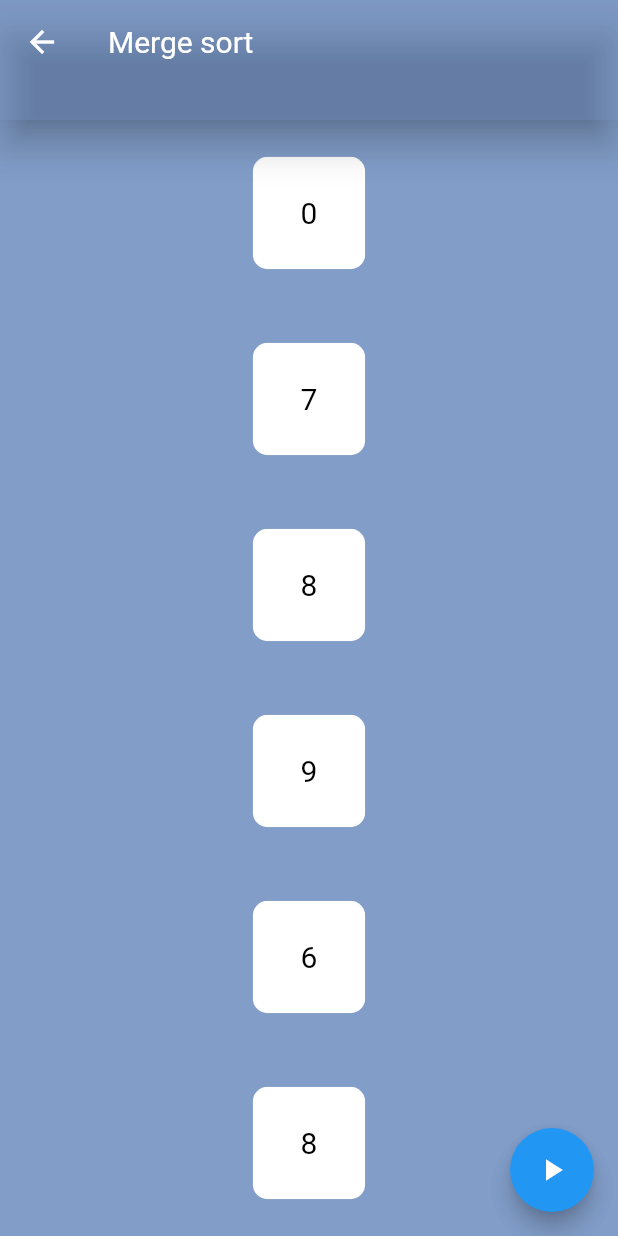
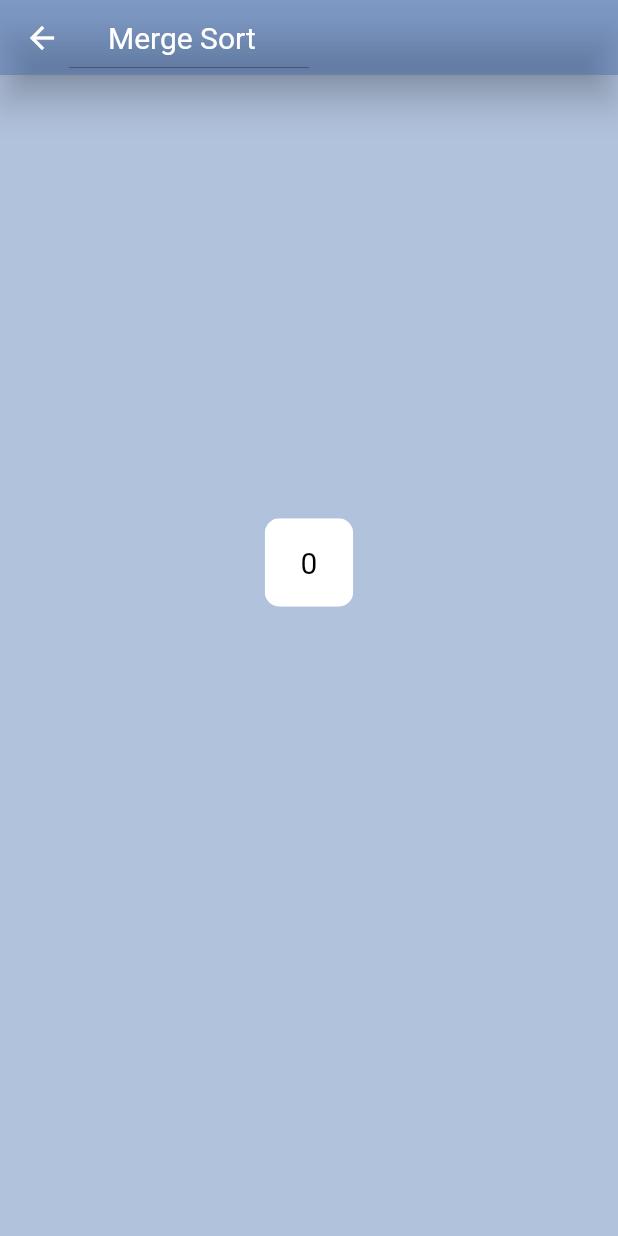
Before and after one commit to ted-marozzi/alg-io, a Flutter app: the AnimatedMergeSort screen opened by its route, on a phone screen of 412 x 824 dp. Run offline on Flutter 3.47's test engine with Material 2 defaults, Android fonts, the phone set to English and light mode, and no system bars; our stand-ins replace google_fonts; Roboto replaces fonts that are missing (Ubuntu).

Commit message:
Got a box moving

```diff
--- a/lib/main.dart
+++ b/lib/main.dart
@@ -14,7 +14,7 @@ Widget appBar(BuildContext context, String text) {
     color: Colors.white,
   );
   return PreferredSize(
-    preferredSize: Size.fromHeight(80),
+    preferredSize: Size.fromHeight(50),
     child: AppBar(
         elevation: 10,
         backgroundColor: Theme.of(context).backgroundColor,
@@ -22,8 +22,10 @@ Widget appBar(BuildContext context, String text) {
           child: Text(
             text,
             style: titleFont,
+            textAlign: TextAlign.center,
           ),
-        )),
+        )
+    ),
   );
 }
 
@@ -232,55 +234,68 @@ class _SortingAlgScreenState extends State<SortingAlgScreen> {
 }
 
 class AnimatedMergeSort extends StatefulWidget {
+  AnimatedMergeSort({Key key}) : super(key: key);
+
   @override
   _AnimatedMergeSortState createState() => _AnimatedMergeSortState();
 }
 
-Widget mergeSort() {
-  return null;
-}
+class _AnimatedMergeSortState extends State<AnimatedMergeSort>
+    with SingleTickerProviderStateMixin {
+  AnimationController _controller;
 
-class _AnimatedMergeSortState extends State<AnimatedMergeSort> {
   List<Widget> arrayBoxes = [];
   Random rng = new Random();
+
   @override
   void initState() {
     super.initState();
 
-    for (int i = 0; i < 6; i++) {
-      arrayBoxes.add(arrayBox(rng.nextInt(10)));
-    }
+    _controller = AnimationController(
+      duration: const Duration(seconds: 2),
+      vsync: this,
+    )..repeat(reverse: true);
+  }
+
+  @override
+  void dispose() {
+    _controller.dispose();
+    super.dispose();
   }
 
   @override
   Widget build(BuildContext context) {
+    double screenWidth = MediaQuery.of(context).size.width;
+    double screenHeight = MediaQuery.of(context).size.height;
+
+    double boxWidth = 75;
+
+
     return Scaffold(
-      backgroundColor: Theme.of(context).backgroundColor,
-      appBar: appBar(context, "Merge sort"),
-      body: colArrayBox(),
-      floatingActionButton: FloatingActionButton(
-        onPressed: () {
-          setState(() {
-            for (int i = 0; i < 6; i++) {
-              //arrayBoxes[i]
-            }
-          });
-        },
-        child: Icon(Icons.play_arrow),
-      ),
-    );
-  }
-
-  Widget colArrayBox() {
-    return Container(
-      color: Theme.of(context).backgroundColor,
-      child: Center(
-        child: Column(
-            mainAxisAlignment: MainAxisAlignment.spaceAround,
-            crossAxisAlignment: CrossAxisAlignment.center,
-            children: arrayBoxes),
-      ),
-    );
+        backgroundColor: Theme.of(context).backgroundColor,
+        appBar: appBar(context, "Merge Sort"),
+        body: LayoutBuilder(
+          builder: (context, constraints) {
+            final Size biggest = constraints.biggest;
+            return Stack(
+              children: [
+                PositionedTransition(
+                  rect: RelativeRectTween(
+                    begin: RelativeRect.fromSize(
+                        Rect.fromLTWH((screenWidth-boxWidth)/2, 50, boxWidth, boxWidth), biggest),
+                    end: RelativeRect.fromSize(
+                        Rect.fromLTWH((screenWidth-boxWidth)/2, 300, boxWidth, boxWidth), biggest),
+                  ).animate(CurvedAnimation(
+                    parent: _controller,
+                    curve: Curves.linear,
+                  )),
+                  child: Padding(
+                      padding: const EdgeInsets.all(8), child: arrayBox(0)),
+                ),
+              ],
+            );
+          },
+        ));
   }
 
   Widget arrayBox(int i) {
```
